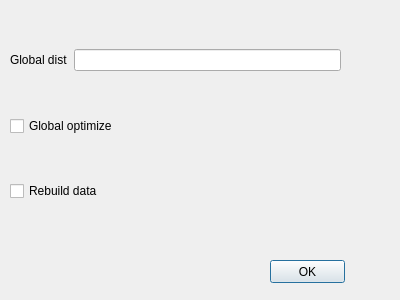
Before: the Qt Designer form RapidScan/endscan.ui in Shining3D/sdk-demo-cpp-rapid, drawn with Qt 5.
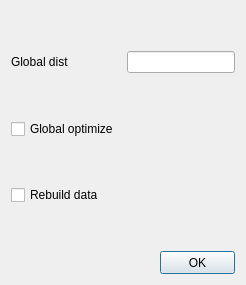
After: the same form once the commit is applied.

What changed in the file:
```diff
--- a/RapidScan/endscan.ui
+++ b/RapidScan/endscan.ui
@@ -6,74 +6,135 @@
    <rect>
     <x>0</x>
     <y>0</y>
-    <width>400</width>
-    <height>300</height>
+    <width>246</width>
+    <height>285</height>
    </rect>
   </property>
+  <property name="minimumSize">
+   <size>
+    <width>246</width>
+    <height>285</height>
+   </size>
+  </property>
+  <property name="maximumSize">
+   <size>
+    <width>246</width>
+    <height>285</height>
+   </size>
+  </property>
   <property name="windowTitle">
    <string>Dialog</string>
   </property>
-  <widget class="QWidget" name="verticalLayoutWidget">
-   <property name="geometry">
-    <rect>
-     <x>10</x>
-     <y>10</y>
-     <width>331</width>
-     <height>231</height>
-    </rect>
-   </property>
-   <layout class="QVBoxLayout" name="verticalLayout">
-    <item>
-     <layout class="QHBoxLayout" name="horizontalLayout_3">
-      <item>
+  <layout class="QGridLayout" name="gridLayout">
+   <item row="0" column="0">
+    <spacer name="verticalSpacer_3">
+     <property name="orientation">
+      <enum>Qt::Vertical</enum>
+     </property>
+     <property name="sizeHint" stdset="0">
+      <size>
+       <width>20</width>
+       <height>40</height>
+      </size>
+     </property>
+    </spacer>
+   </item>
+   <item row="2" column="0">
+    <spacer name="verticalSpacer_2">
+     <property name="orientation">
+      <enum>Qt::Vertical</enum>
+     </property>
+     <property name="sizeHint" stdset="0">
+      <size>
+       <width>20</width>
+       <height>40</height>
+      </size>
+     </property>
+    </spacer>
+   </item>
+   <item row="1" column="0">
        <widget class="QLabel" name="label_2">
         <property name="text">
          <string>Global dist</string>
         </property>
        </widget>
       </item>
-      <item>
-       <widget class="QLineEdit" name="lineEdit_globalDist"/>
-      </item>
-     </layout>
-    </item>
-    <item>
-     <layout class="QHBoxLayout" name="horizontalLayout">
-      <item>
-       <widget class="QCheckBox" name="checkBox_globaloptimize">
-        <property name="text">
-         <string>Global optimize</string>
-        </property>
-       </widget>
-      </item>
-     </layout>
-    </item>
-    <item>
-     <layout class="QHBoxLayout" name="horizontalLayout_2">
-      <item>
+   <item row="6" column="0">
+    <spacer name="verticalSpacer">
+     <property name="orientation">
+      <enum>Qt::Vertical</enum>
+     </property>
+     <property name="sizeHint" stdset="0">
+      <size>
+       <width>20</width>
+       <height>40</height>
+      </size>
+     </property>
+    </spacer>
+   </item>
+   <item row="5" column="0" colspan="2">
        <widget class="QCheckBox" name="checkBox__rebuildData">
         <property name="text">
          <string>Rebuild data</string>
         </property>
        </widget>
       </item>
-     </layout>
-    </item>
-   </layout>
-  </widget>
-  <widget class="QPushButton" name="pushButton_endScan">
-   <property name="geometry">
-    <rect>
-     <x>270</x>
-     <y>260</y>
+   <item row="7" column="0">
+    <spacer name="horizontalSpacer">
+     <property name="orientation">
+      <enum>Qt::Horizontal</enum>
+     </property>
+     <property name="sizeHint" stdset="0">
+      <size>
+       <width>63</width>
+       <height>20</height>
+      </size>
+     </property>
+    </spacer>
+   </item>
+   <item row="1" column="1" colspan="2">
+    <widget class="QLineEdit" name="lineEdit_globalDist"/>
+   </item>
+   <item row="7" column="2">
+    <widget class="QPushButton" name="pushButton_endScanOk">
+     <property name="minimumSize">
+      <size>
      <width>75</width>
      <height>23</height>
-    </rect>
+      </size>
+     </property>
+     <property name="maximumSize">
+      <size>
+       <width>75</width>
+       <height>23</height>
+      </size>
    </property>
    <property name="text">
     <string>OK</string>
    </property>
   </widget>
+   </item>
+   <item row="3" column="0" colspan="2">
+    <widget class="QCheckBox" name="checkBox_globaloptimize">
+     <property name="text">
+      <string>Global optimize</string>
+     </property>
+    </widget>
+   </item>
+   <item row="4" column="0">
+    <spacer name="verticalSpacer_4">
+     <property name="orientation">
+      <enum>Qt::Vertical</enum>
+     </property>
+     <property name="sizeHint" stdset="0">
+      <size>
+       <width>20</width>
+       <height>40</height>
+      </size>
+     </property>
+    </spacer>
+   </item>
+  </layout>
  </widget>
  <resources/>
  <connections/>
```
Lines whose indentation alone changed are shown as unchanged.
